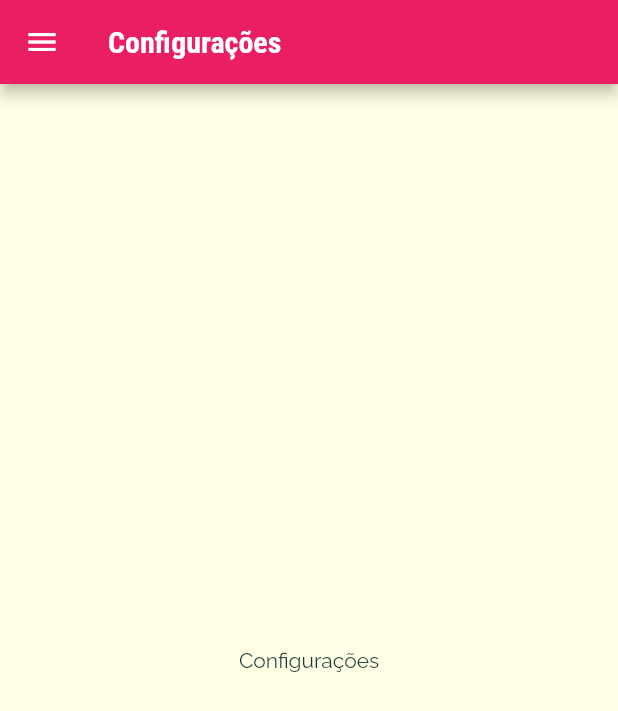
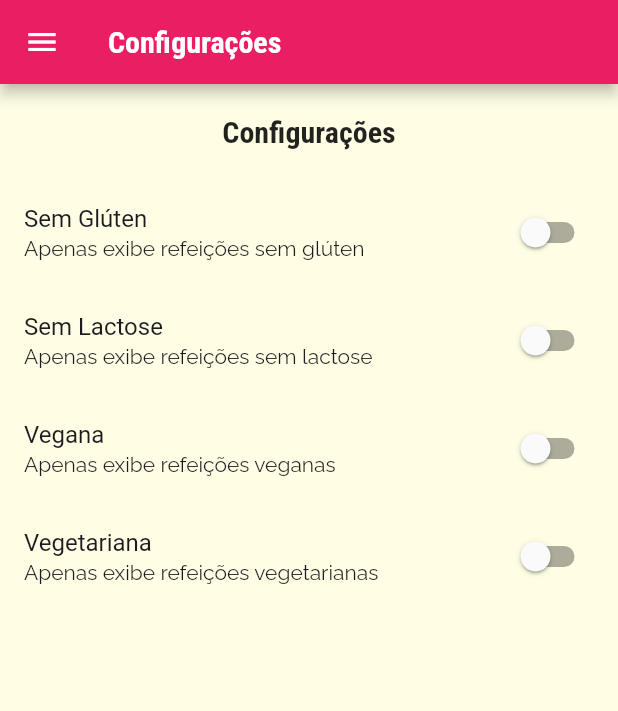
Before and after one commit to CristianoStroher/restaurant, a Flutter app: the SettingsScreen screen opened by its route, on a phone screen of 412 x 824 dp. Shown: the top 711 px of the screen. Run offline on Flutter 3.47's test engine with Material 3 defaults, Android fonts, the phone set to English and light mode, and no system bars.

Commit message:
criado tela de configurações

```diff
--- /dev/null
+++ b/lib/models/settings.dart
@@ -0,0 +1,14 @@
+class Settings {
+  bool isGlutenFree;
+  bool isLactoseFree;
+  bool isVegan;
+  bool isVegetarian;
+
+
+  Settings({
+    this.isGlutenFree = false,
+    this.isLactoseFree = false,
+    this.isVegan = false,
+    this.isVegetarian = false,
+  });
+}
--- a/lib/screens/settings_screen.dart
+++ b/lib/screens/settings_screen.dart
@@ -1,18 +1,80 @@
 import 'package:flutter/material.dart';
 import 'package:restaurant/components/main_drawer.dart';
+import 'package:restaurant/models/settings.dart';
 
-class SettingsScreen extends StatelessWidget {
+class SettingsScreen extends StatefulWidget {
 
   const SettingsScreen({ super.key });
+
+  @override
+  State<SettingsScreen> createState() => _SettingsScreenState();
+}
+
+class _SettingsScreenState extends State<SettingsScreen> {
+
+  var settings = Settings();
+
+  Widget _createSwitch(
+    String title,
+    String subbtitle,
+    bool value,
+    Function onChanged,
+  ) {
+     return SwitchListTile.adaptive(
+      title: Text(title),
+      subtitle: Text(subbtitle),
+      value: value,
+      onChanged: onChanged as void Function(bool)?, // indiquei o tipo de função esperada
+     );
+
+  }
 
    @override
    Widget build(BuildContext context) {
        return Scaffold(
            appBar: AppBar(title: const Text('Configurações'),),
            drawer: MainDrawer(),
-           body: Center(
-            child: Text('Configurações'),
-           ),
+           body: Column(
+            children: [
+              Container(
+                padding: const EdgeInsets.all(20),
+                child: Text(
+                  'Configurações',
+                  style: Theme.of(context).textTheme.titleLarge,
+                ),
+              ),
+              Expanded(
+                child: ListView(
+                  children: [
+                    _createSwitch(
+                      'Sem Glúten',
+                      'Apenas exibe refeições sem glúten',
+                      settings.isGlutenFree,
+                      (value) => setState(() => settings.isGlutenFree = value),
+                    ),
+                    _createSwitch(
+                      'Sem Lactose',
+                      'Apenas exibe refeições sem lactose',
+                      settings.isLactoseFree,
+                      (value) => setState(() => settings.isLactoseFree = value),
+                    ),
+                    _createSwitch(
+                      'Vegana',
+                      'Apenas exibe refeições veganas',
+                      settings.isVegan,
+                      (value) => setState(() => settings.isVegan = value),
+                    ),
+                    _createSwitch(
+                      'Vegetariana',
+                      'Apenas exibe refeições vegetarianas',
+                      settings.isVegetarian,
+                      (value) => setState(() => settings.isVegetarian = value),
+                    ),
+                  ],
+                ),
+              )
+            ],
+           )
        );
   }
 }
```
